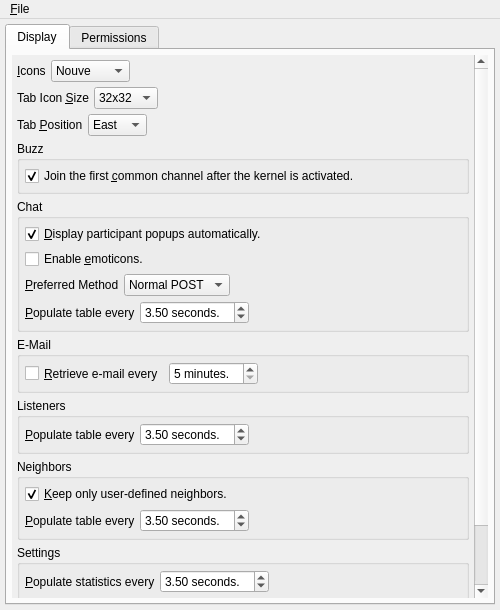
First picture: the form in branches/trunk/GoldBug-UI/options.ui, repository textbrowser/spot-on, before the edit.
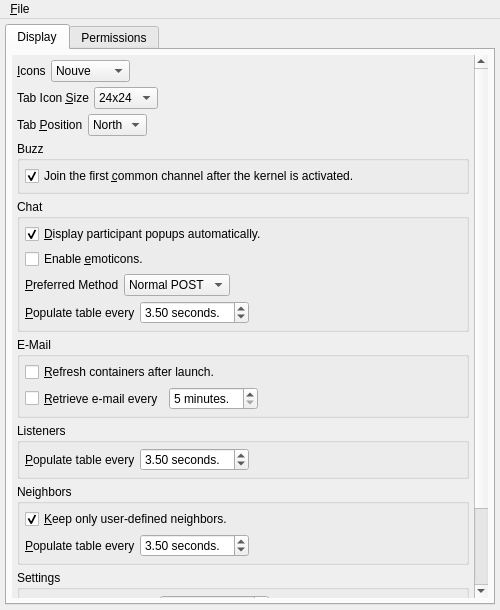
Second picture: the form after the edit. Icons and pictures are not drawn.

Commit message: Refresh e-mail containers.

What changed in the file:
```diff
--- a/branches/trunk/GoldBug-UI/options.ui
+++ b/branches/trunk/GoldBug-UI/options.ui
@@ -54,8 +54,8 @@
             <rect>
              <x>0</x>
              <y>0</y>
-             <width>462</width>
-             <height>678</height>
+             <width>461</width>
+             <height>656</height>
             </rect>
            </property>
            <layout class="QVBoxLayout" name="verticalLayout_9">
@@ -138,7 +138,7 @@
               <item>
                <widget class="QComboBox" name="iconsize">
                 <property name="currentIndex">
-                 <number>2</number>
+                 <number>1</number>
                 </property>
                 <property name="sizeAdjustPolicy">
                  <enum>QComboBox::AdjustToContents</enum>
@@ -198,7 +198,7 @@
               <item>
                <widget class="QComboBox" name="position">
                 <property name="currentIndex">
-                 <number>0</number>
+                 <number>1</number>
                 </property>
                 <property name="sizeAdjustPolicy">
                  <enum>QComboBox::AdjustToContents</enum>
@@ -409,6 +409,13 @@
                <property name="margin">
                 <number>5</number>
                </property>
+               <item>
+                <widget class="QCheckBox" name="refreshEmail">
+                 <property name="text">
+                  <string>&amp;Refresh containers after launch.</string>
+                 </property>
+                </widget>
+               </item>
                <item>
                 <layout class="QHBoxLayout" name="horizontalLayout_62">
                  <property name="spacing">
```
Left out of the diff: 9 changed lines with no effect on the pictures. The commit also changes 4 other files.
